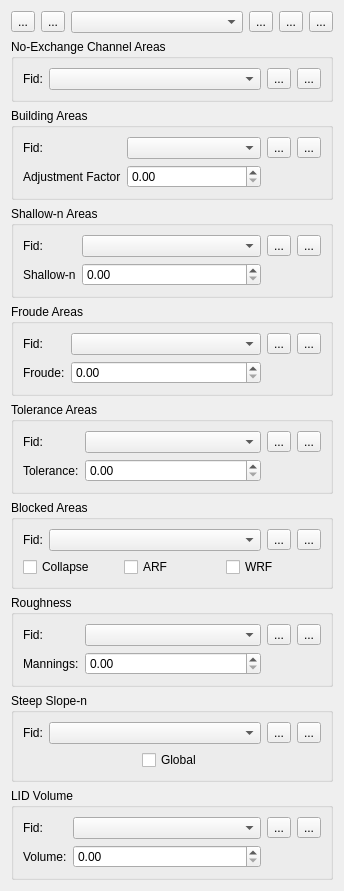
Old version of the form flo2d/ui/areas_editor.ui in the repository FLO-2DSoftware/qgis-flo-2d-plugin.
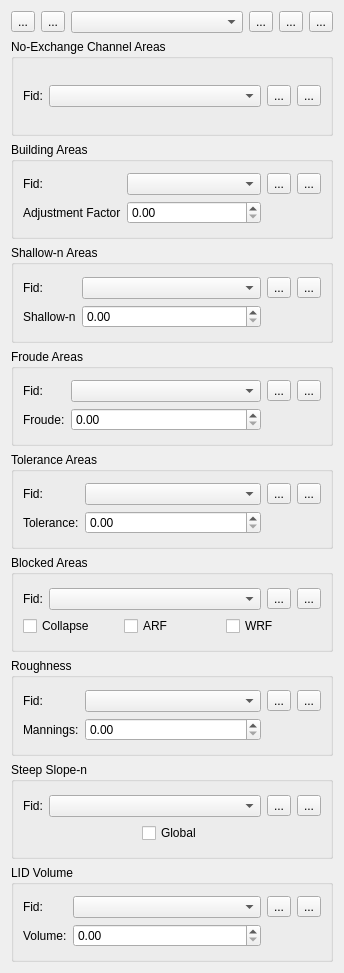
New version of the form. Icons and pictures are not drawn.

Commit message: Update tooltips in areas_editor.ui for various parameters

```diff
--- a/flo2d/ui/areas_editor.ui
+++ b/flo2d/ui/areas_editor.ui
@@ -7,7 +7,7 @@
     <x>0</x>
     <y>0</y>
     <width>344</width>
-    <height>843</height>
+    <height>973</height>
    </rect>
   </property>
   <property name="minimumSize">
```
Left out of the diff: 57 changed lines with no effect on the pictures.
